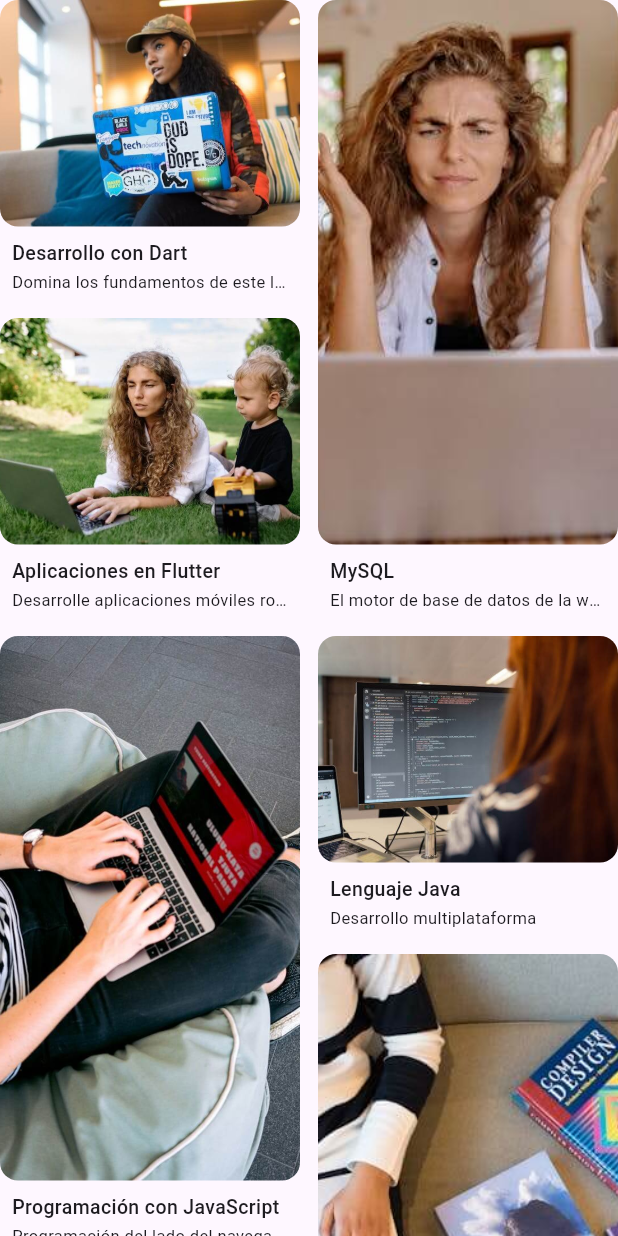
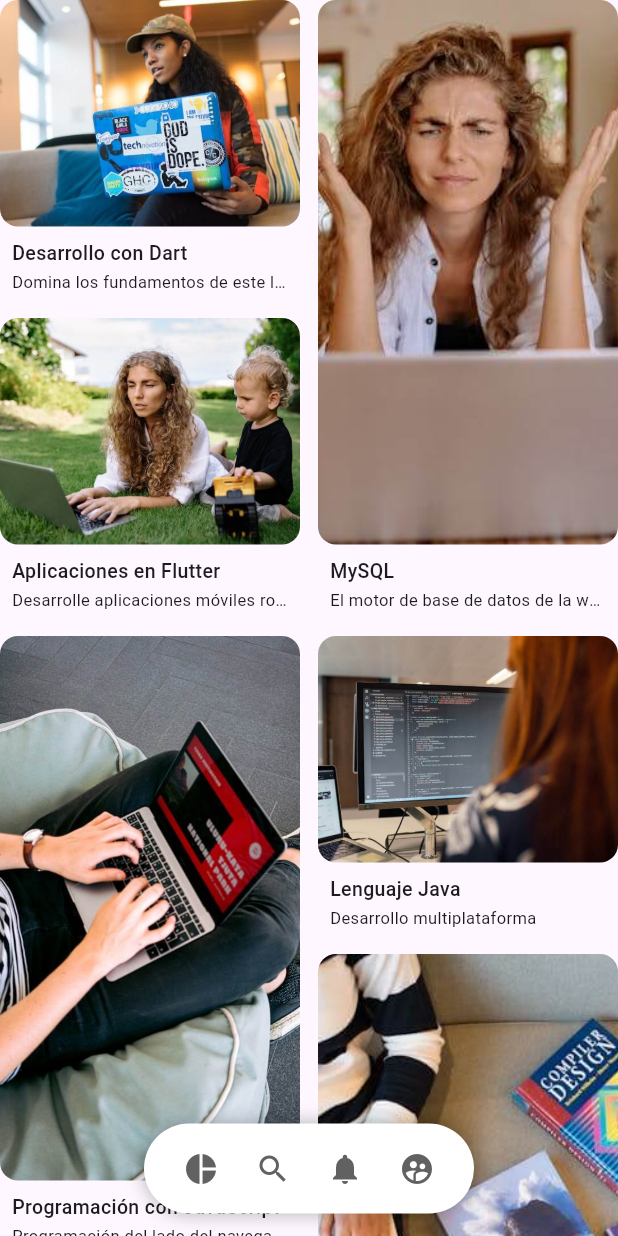
Before and after one commit to alexglzrys/flutter_pinterest_layout, a Flutter app: the screen it shows after launch, on a phone screen of 412 x 824 dp. Run offline on Flutter 3.47's test engine with Material 3 defaults, Android fonts, the phone set to English and light mode, and no system bars.

Commit message:
menú tipo Pinterest

```diff
--- a/lib/screens/home_screen.dart
+++ b/lib/screens/home_screen.dart
@@ -1,5 +1,6 @@
 import 'package:flutter/material.dart';
 import 'package:flutter_staggered_grid_view/flutter_staggered_grid_view.dart';
+import 'package:pinterest_layout_menu_flutter_app/widgets/menu.dart';
 
 class HomeScreen extends StatelessWidget {
   const HomeScreen({super.key});
@@ -112,12 +113,22 @@ class HomeScreen extends StatelessWidget {
 
     return Scaffold(
         body: SafeArea(
-      // El contenido a mostrar en la pantalla debe ser scroleable
-      child: SingleChildScrollView(
-        // Animación al llegar al inicio o final del listado (igual que iOS)
-        physics: const BouncingScrollPhysics(),
-        child: PinterestGrid(items),
-      ),
+      // El diseño exige colocar un menú posicionado de forma absoluta en la pantalla (Stack)
+      child: Stack(children: [
+        // El contenido principal a mostrar en la pantalla debe ser scroleable
+        SingleChildScrollView(
+          // Animación al llegar al inicio o final del listado (igual que iOS)
+          physics: const BouncingScrollPhysics(),
+          child: PinterestGrid(items),
+        ),
+        // Menú flotante
+        Positioned(
+          bottom: 15,
+          left: 0,
+          right: 0,
+          child: Menu(),
+        )
+      ]),
     ));
   }
 }
--- /dev/null
+++ b/lib/widgets/menu.dart
@@ -0,0 +1,77 @@
+import 'package:flutter/material.dart';
+
+// Clase de utilidad para definir o modelar la información que debe contener un botón correspondiente al menú
+class PinterestButton {
+  final IconData icon;
+  final Function callback;
+
+  PinterestButton({required this.icon, required this.callback});
+}
+
+// Widget que representa el menú flotante de mi aplicación
+class Menu extends StatelessWidget {
+  Menu({super.key});
+
+  // Lista de opciones disponibles en el menú
+  final List<PinterestButton> items = [
+    PinterestButton(
+      icon: Icons.pie_chart,
+      callback: () {
+        print('Icon Pie Chart');
+      },
+    ),
+    PinterestButton(
+      icon: Icons.search,
+      callback: () {
+        print('Icon Search');
+      },
+    ),
+    PinterestButton(
+      icon: Icons.notifications,
+      callback: () {
+        print('Icon Notifications');
+      },
+    ),
+    PinterestButton(
+      icon: Icons.supervised_user_circle,
+      callback: () {
+        print('Icon Supervise User Circle');
+      },
+    ),
+  ];
+
+  @override
+  Widget build(BuildContext context) {
+    return Center(
+      child: Container(
+        // Definir las dimensiones del contenedor del menu
+        width: 220,
+        height: 60,
+        padding: const EdgeInsets.symmetric(vertical: 4, horizontal: 4),
+        decoration: BoxDecoration(
+          color: Colors.white,
+          borderRadius: BorderRadius.circular(30),
+          // Sombra
+          boxShadow: [
+            BoxShadow(
+                color: Colors.black.withOpacity(0.3),
+                offset: const Offset(0, 0),
+                blurRadius: 10),
+          ],
+        ),
+        child: Row(
+          mainAxisAlignment: MainAxisAlignment.center,
+          // Por cada item en el listado de opciones de menú, generar un IconButton con el icono y callback deinido para ese item
+          children: items
+              .map((e) => IconButton(
+                  onPressed: () => e.callback(),
+                  icon: Icon(
+                    e.icon,
+                    color: Colors.grey[700],
+                  )))
+              .toList(),
+        ),
+      ),
+    );
+  }
+}
```
